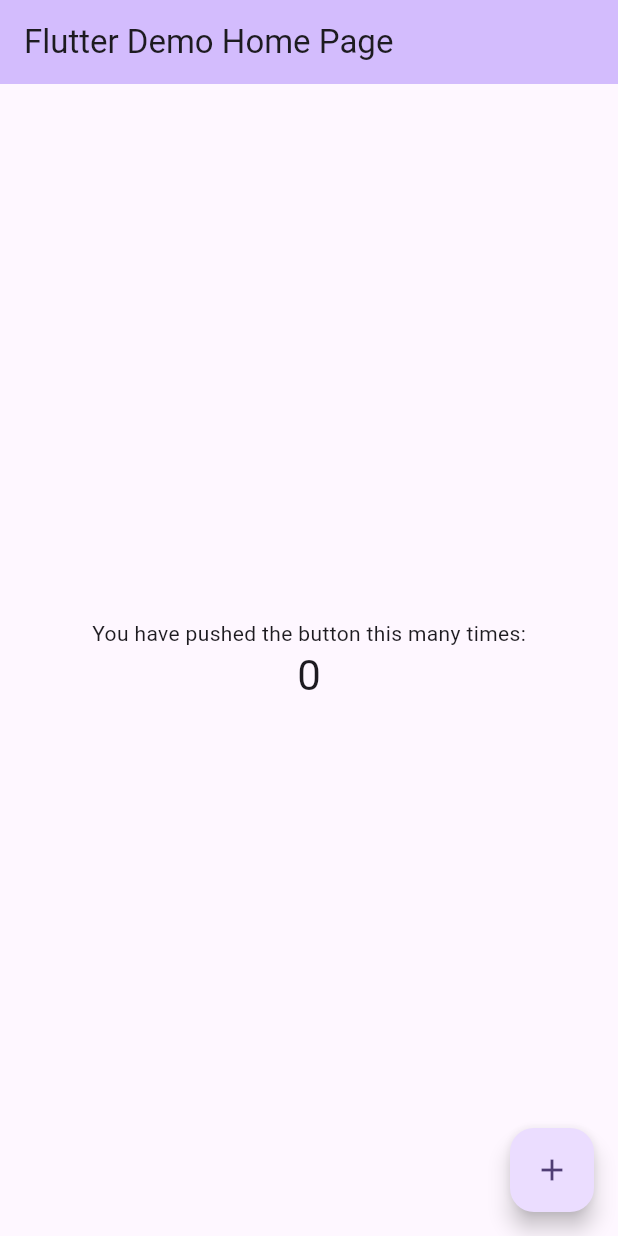
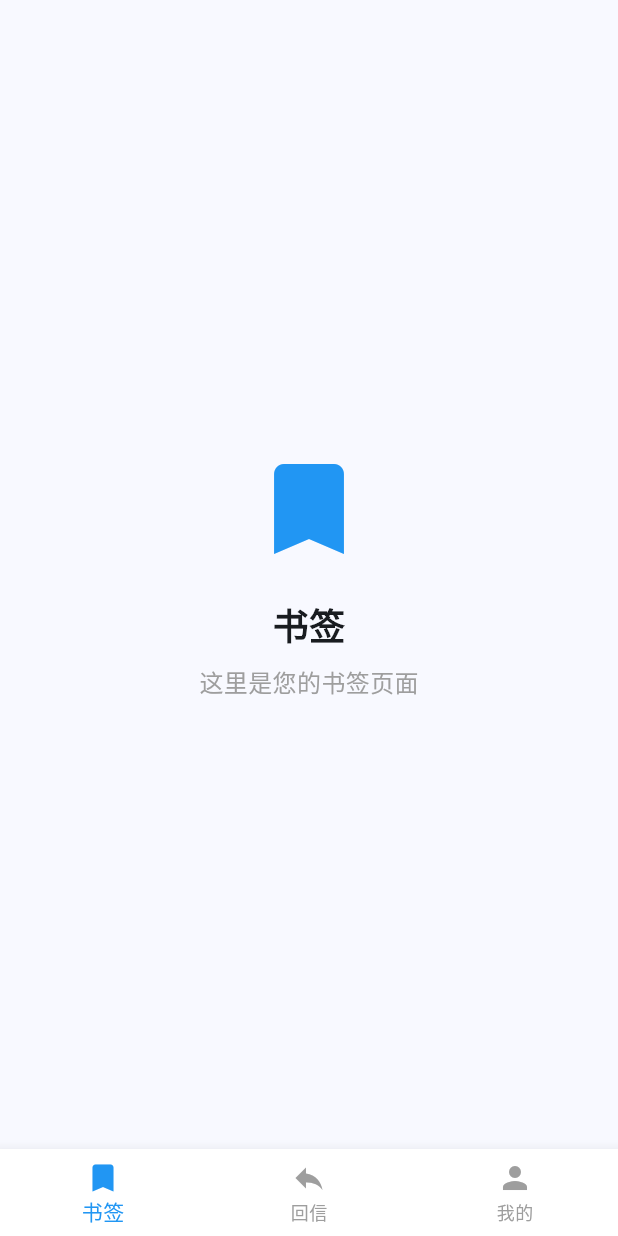
Before and after one commit to zhy844694805/bookmark, a Flutter app: the screen it shows after launch, on a phone screen of 412 x 824 dp. Run offline on Flutter 3.47's test engine with Material 3 defaults, Android fonts, the phone set to English and light mode, and no system bars.

Commit message:
feat: Add bottom navigation with three pages
- Created bookmark page with icon and title
- Created reply page with icon and title
- Created profile page with icon and title
- Implemented main navigation with bottom navigation bar
- Updated main.dart to use new navigation structure
- Added Material 3 theme support

🤖 Generated with [Claude Code](https://claude.com/claude-code)

Co-Authored-By: Claude <noreply@anthropic.com>

```diff
--- a/lib/main.dart
+++ b/lib/main.dart
@@ -1,4 +1,5 @@
 import 'package:flutter/material.dart';
+import 'pages/main_navigation.dart';
 
 void main() {
   runApp(const MyApp());
@@ -7,116 +8,16 @@ void main() {
 class MyApp extends StatelessWidget {
   const MyApp({super.key});
 
-  // This widget is the root of your application.
   @override
   Widget build(BuildContext context) {
     return MaterialApp(
-      title: 'Flutter Demo',
+      title: 'Bookmark',
       theme: ThemeData(
-        // This is the theme of your application.
-        //
-        // TRY THIS: Try running your application with "flutter run". You'll see
-        // the application has a purple toolbar. Then, without quitting the app,
-        // try changing the seedColor in the colorScheme below to Colors.green
-        // and then invoke "hot reload" (save your changes or press the "hot
-        // reload" button in a Flutter-supported IDE, or press "r" if you used
-        // the command line to start the app).
-        //
-        // Notice that the counter didn't reset back to zero; the application
-        // state is not lost during the reload. To reset the state, use hot
-        // restart instead.
-        //
-        // This works for code too, not just values: Most code changes can be
-        // tested with just a hot reload.
-        colorScheme: ColorScheme.fromSeed(seedColor: Colors.deepPurple),
+        colorScheme: ColorScheme.fromSeed(seedColor: Colors.blue),
+        useMaterial3: true,
       ),
-      home: const MyHomePage(title: 'Flutter Demo Home Page'),
+      home: const MainNavigation(),
+      debugShowCheckedModeBanner: false,
     );
   }
 }
-
-class MyHomePage extends StatefulWidget {
-  const MyHomePage({super.key, required this.title});
-
-  // This widget is the home page of your application. It is stateful, meaning
-  // that it has a State object (defined below) that contains fields that affect
-  // how it looks.
-
-  // This class is the configuration for the state. It holds the values (in this
-  // case the title) provided by the parent (in this case the App widget) and
-  // used by the build method of the State. Fields in a Widget subclass are
-  // always marked "final".
-
-  final String title;
-
-  @override
-  State<MyHomePage> createState() => _MyHomePageState();
-}
-
-class _MyHomePageState extends State<MyHomePage> {
-  int _counter = 0;
-
-  void _incrementCounter() {
-    setState(() {
-      // This call to setState tells the Flutter framework that something has
-      // changed in this State, which causes it to rerun the build method below
-      // so that the display can reflect the updated values. If we changed
-      // _counter without calling setState(), then the build method would not be
-      // called again, and so nothing would appear to happen.
-      _counter++;
-    });
-  }
-
-  @override
-  Widget build(BuildContext context) {
-    // This method is rerun every time setState is called, for instance as done
-    // by the _incrementCounter method above.
-    //
-    // The Flutter framework has been optimized to make rerunning build methods
-    // fast, so that you can just rebuild anything that needs updating rather
-    // than having to individually change instances of widgets.
-    return Scaffold(
-      appBar: AppBar(
-        // TRY THIS: Try changing the color here to a specific color (to
-        // Colors.amber, perhaps?) and trigger a hot reload to see the AppBar
-        // change color while the other colors stay the same.
-        backgroundColor: Theme.of(context).colorScheme.inversePrimary,
-        // Here we take the value from the MyHomePage object that was created by
-        // the App.build method, and use it to set our appbar title.
-        title: Text(widget.title),
-      ),
-      body: Center(
-        // Center is a layout widget. It takes a single child and positions it
-        // in the middle of the parent.
-        child: Column(
-          // Column is also a layout widget. It takes a list of children and
-          // arranges them vertically. By default, it sizes itself to fit its
-          // children horizontally, and tries to be as tall as its parent.
-          //
-          // Column has various properties to control how it sizes itself and
-          // how it positions its children. Here we use mainAxisAlignment to
-          // center the children vertically; the main axis here is the vertical
-          // axis because Columns are vertical (the cross axis would be
-          // horizontal).
-          //
-          // TRY THIS: Invoke "debug painting" (choose the "Toggle Debug Paint"
-          // action in the IDE, or press "p" in the console), to see the
-          // wireframe for each widget.
-          mainAxisAlignment: MainAxisAlignment.center,
-          children: <Widget>[
-            const Text('You have pushed the button this many times:'),
-            Text(
-              '$_counter',
-              style: Theme.of(context).textTheme.headlineMedium,
-            ),
-          ],
-        ),
-      ),
-      floatingActionButton: FloatingActionButton(
-        onPressed: _incrementCounter,
-        tooltip: 'Increment',
-        child: const Icon(Icons.add),
-      ), // This trailing comma makes auto-formatting nicer for build methods.
-    );
-  }
-}
--- /dev/null
+++ b/lib/pages/bookmark_page.dart
@@ -0,0 +1,39 @@
+import 'package:flutter/material.dart';
+
+class BookmarkPage extends StatelessWidget {
+  const BookmarkPage({super.key});
+
+  @override
+  Widget build(BuildContext context) {
+    return const Scaffold(
+      body: Center(
+        child: Column(
+          mainAxisAlignment: MainAxisAlignment.center,
+          children: [
+            Icon(
+              Icons.bookmark,
+              size: 80,
+              color: Colors.blue,
+            ),
+            SizedBox(height: 20),
+            Text(
+              '书签',
+              style: TextStyle(
+                fontSize: 24,
+                fontWeight: FontWeight.bold,
+              ),
+            ),
+            SizedBox(height: 10),
+            Text(
+              '这里是您的书签页面',
+              style: TextStyle(
+                fontSize: 16,
+                color: Colors.grey,
+              ),
+            ),
+          ],
+        ),
+      ),
+    );
+  }
+}
--- /dev/null
+++ b/lib/pages/main_navigation.dart
@@ -0,0 +1,54 @@
+import 'package:flutter/material.dart';
+import 'bookmark_page.dart';
+import 'reply_page.dart';
+import 'profile_page.dart';
+
+class MainNavigation extends StatefulWidget {
+  const MainNavigation({super.key});
+
+  @override
+  State<MainNavigation> createState() => _MainNavigationState();
+}
+
+class _MainNavigationState extends State<MainNavigation> {
+  int _currentIndex = 0;
+
+  final List<Widget> _pages = [
+    const BookmarkPage(),
+    const ReplyPage(),
+    const ProfilePage(),
+  ];
+
+  @override
+  Widget build(BuildContext context) {
+    return Scaffold(
+      body: _pages[_currentIndex],
+      bottomNavigationBar: BottomNavigationBar(
+        currentIndex: _currentIndex,
+        onTap: (index) {
+          setState(() {
+            _currentIndex = index;
+          });
+        },
+        items: const [
+          BottomNavigationBarItem(
+            icon: Icon(Icons.bookmark),
+            label: '书签',
+          ),
+          BottomNavigationBarItem(
+            icon: Icon(Icons.reply),
+            label: '回信',
+          ),
+          BottomNavigationBarItem(
+            icon: Icon(Icons.person),
+            label: '我的',
+          ),
+        ],
+        selectedItemColor: Colors.blue,
+        unselectedItemColor: Colors.grey,
+        backgroundColor: Colors.white,
+        type: BottomNavigationBarType.fixed,
+      ),
+    );
+  }
+}
```
Also changed, not shown: lib/pages/profile_page.dart (added, +39 -0 lines), lib/pages/reply_page.dart (added, +39 -0 lines).
